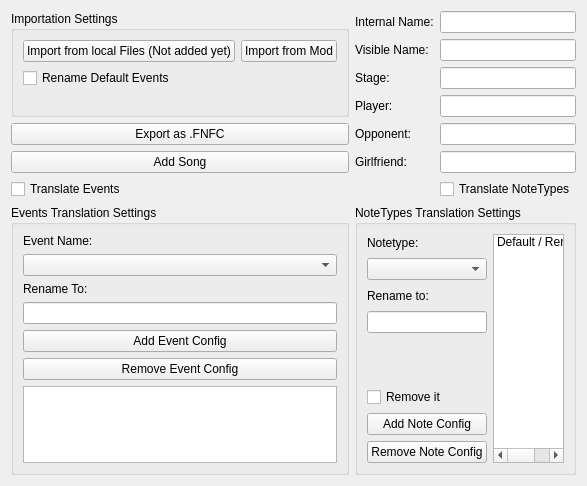
Old version of the form UI/mod_songs.ui in the repository Drawoon2/funkinTools.
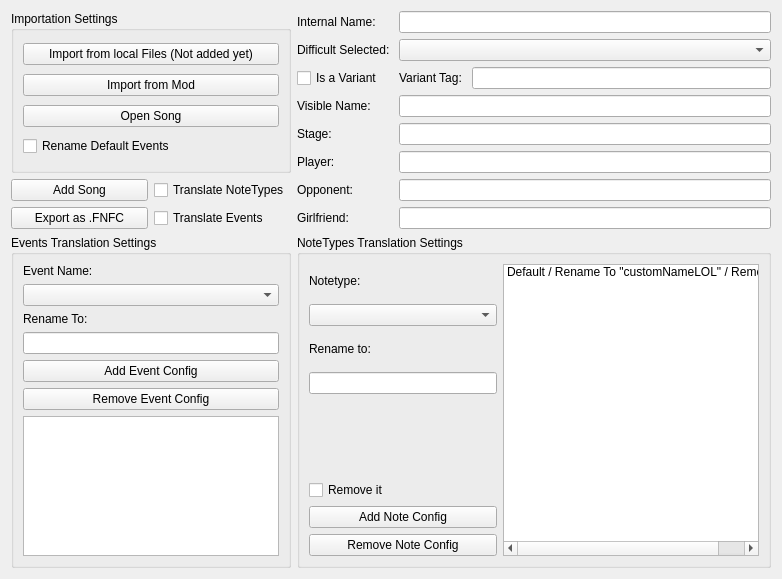
New version of the form.

Commit message: Starting Song / Chart UI

The edit to the form file:
```diff
--- a/UI/mod_songs.ui
+++ b/UI/mod_songs.ui
@@ -6,36 +6,92 @@
    <rect>
     <x>0</x>
     <y>0</y>
-    <width>582</width>
-    <height>486</height>
+    <width>782</width>
+    <height>579</height>
    </rect>
   </property>
   <property name="windowTitle">
    <string>Songs / Chart Tool</string>
   </property>
   <layout class="QGridLayout" name="gridLayout">
-   <item row="5" column="1">
-    <widget class="QLabel" name="label_6">
+   <item row="7" column="2">
+    <widget class="QLabel" name="opponent_label">
+     <property name="text">
+      <string>Opponent:</string>
+     </property>
+     <property name="buddy">
+      <cstring>opponent_input</cstring>
+     </property>
+    </widget>
+   </item>
+   <item row="8" column="2">
+    <widget class="QLabel" name="gf_label">
      <property name="text">
       <string>Girlfriend:</string>
      </property>
     </widget>
    </item>
-   <item row="5" column="2">
-    <widget class="QLineEdit" name="lineEdit_6"/>
+   <item row="8" column="3" colspan="2">
+    <widget class="QLineEdit" name="gf_input"/>
    </item>
-   <item row="7" column="1" colspan="2">
-    <widget class="QGroupBox" name="groupBox_2">
+   <item row="6" column="2">
+    <widget class="QLabel" name="player_label">
+     <property name="text">
+      <string>Player:</string>
+     </property>
+     <property name="buddy">
+      <cstring>player_input</cstring>
+     </property>
+    </widget>
+   </item>
+   <item row="1" column="0" rowspan="6" colspan="2">
+    <widget class="QGroupBox" name="import_group">
+     <property name="title">
+      <string>Importation Settings</string>
+     </property>
+     <layout class="QGridLayout" name="gridLayout_3">
+      <item row="0" column="0">
+       <widget class="QPushButton" name="importlocal_button">
+        <property name="text">
+         <string>Import from local Files (Not added yet)</string>
+        </property>
+       </widget>
+      </item>
+      <item row="1" column="0">
+       <widget class="QPushButton" name="import_button">
+        <property name="text">
+         <string>Import from Mod</string>
+        </property>
+       </widget>
+      </item>
+      <item row="3" column="0">
+       <widget class="QCheckBox" name="renamedefault_check">
+        <property name="whatsThis">
+         <string>&lt;html&gt;&lt;head/&gt;&lt;body&gt;&lt;p&gt;If true change the name to a managable format for the tool to try to make the event compatible with the rest of engines&lt;/p&gt;&lt;/body&gt;&lt;/html&gt;</string>
+        </property>
+        <property name="text">
+         <string>Rename Default Events</string>
+        </property>
+       </widget>
+      </item>
+      <item row="2" column="0">
+       <widget class="QPushButton" name="open_button">
+        <property name="text">
+         <string>Open Song</string>
+        </property>
+       </widget>
+      </item>
+     </layout>
+    </widget>
+   </item>
+   <item row="10" column="2" colspan="3">
+    <widget class="QGroupBox" name="notetypes_group">
      <property name="title">
       <string>NoteTypes Translation Settings</string>
      </property>
      <layout class="QGridLayout" name="gridLayout_2">
-      <item row="0" column="0">
-       <widget class="QLabel" name="label_7">
-        <property name="text">
-         <string>Notetype:</string>
-        </property>
-       </widget>
+      <item row="1" column="0">
+       <widget class="QComboBox" name="note_name_combobox"/>
       </item>
       <item row="7" column="0">
        <widget class="QPushButton" name="pushButton_5">
@@ -44,6 +100,23 @@
         </property>
        </widget>
       </item>
+      <item row="2" column="0">
+       <widget class="QLabel" name="note_rename_label">
+        <property name="text">
+         <string>Rename to:</string>
+        </property>
+        <property name="buddy">
+         <cstring>note_rename_input</cstring>
+        </property>
+       </widget>
+      </item>
+      <item row="3" column="0">
+       <widget class="QLineEdit" name="note_rename_input">
+        <property name="alignment">
+         <set>Qt::AlignmentFlag::AlignLeading|Qt::AlignmentFlag::AlignLeft|Qt::AlignmentFlag::AlignTop</set>
+        </property>
+       </widget>
+      </item>
       <item row="8" column="0">
        <widget class="QPushButton" name="pushButton_6">
         <property name="text">
@@ -51,17 +124,13 @@
         </property>
        </widget>
       </item>
-      <item row="6" column="0">
-       <widget class="QCheckBox" name="checkBox_3">
+      <item row="0" column="0">
+       <widget class="QLabel" name="note_name_label">
         <property name="text">
-         <string>Remove it</string>
+         <string>Notetype:</string>
         </property>
-       </widget>
-      </item>
-      <item row="2" column="0">
-       <widget class="QLabel" name="label_8">
-        <property name="text">
-         <string>Rename to:</string>
+        <property name="buddy">
+         <cstring>note_name_combobox</cstring>
         </property>
        </widget>
       </item>
@@ -74,73 +143,107 @@
         </item>
        </widget>
       </item>
-      <item row="1" column="0">
-       <widget class="QComboBox" name="comboBox"/>
-      </item>
-      <item row="3" column="0">
-       <widget class="QLineEdit" name="lineEdit_7">
-        <property name="alignment">
-         <set>Qt::AlignmentFlag::AlignLeading|Qt::AlignmentFlag::AlignLeft|Qt::AlignmentFlag::AlignTop</set>
+      <item row="6" column="0">
+       <widget class="QCheckBox" name="note_remove_check">
+        <property name="text">
+         <string>Remove it</string>
         </property>
        </widget>
       </item>
      </layout>
     </widget>
    </item>
-   <item row="4" column="0">
-    <widget class="QPushButton" name="pushButton_4">
+   <item row="7" column="3" colspan="2">
+    <widget class="QLineEdit" name="opponent_input"/>
+   </item>
+   <item row="4" column="3" colspan="2">
+    <widget class="QLineEdit" name="name_input"/>
+   </item>
+   <item row="8" column="0">
+    <widget class="QPushButton" name="exportfnfc_button">
      <property name="text">
       <string>Export as .FNFC</string>
      </property>
     </widget>
    </item>
-   <item row="0" column="1">
-    <widget class="QLabel" name="label">
+   <item row="7" column="1">
+    <widget class="QCheckBox" name="translatenotes_check">
      <property name="text">
-      <string>Internal Name:</string>
+      <string>Translate NoteTypes</string>
      </property>
     </widget>
    </item>
-   <item row="1" column="1">
-    <widget class="QLabel" name="label_2">
-     <property name="text">
-      <string>Visible Name:</string>
-     </property>
-    </widget>
-   </item>
-   <item row="5" column="0">
-    <widget class="QPushButton" name="pushButton_3">
+   <item row="7" column="0">
+    <widget class="QPushButton" name="addsong_button">
      <property name="text">
       <string>Add Song</string>
      </property>
     </widget>
    </item>
-   <item row="2" column="1">
-    <widget class="QLabel" name="label_3">
+   <item row="4" column="2">
+    <widget class="QLabel" name="name_label">
      <property name="text">
-      <string>Stage:</string>
+      <string>Visible Name:</string>
+     </property>
+     <property name="buddy">
+      <cstring>name_input</cstring>
      </property>
     </widget>
    </item>
-   <item row="6" column="0">
-    <widget class="QCheckBox" name="checkBox">
+   <item row="8" column="1">
+    <widget class="QCheckBox" name="translateevents_check">
      <property name="text">
       <string>Translate Events</string>
      </property>
     </widget>
    </item>
+   <item row="3" column="4">
+    <widget class="QLineEdit" name="variant_input"/>
+   </item>
+   <item row="3" column="3">
+    <widget class="QLabel" name="variants_label">
+     <property name="whatsThis">
+      <string>&lt;html&gt;&lt;head/&gt;&lt;body&gt;&lt;p&gt;This more for Vslice&lt;/p&gt;&lt;/body&gt;&lt;/html&gt;</string>
+     </property>
+     <property name="text">
+      <string>Variant Tag: </string>
+     </property>
+     <property name="buddy">
+      <cstring>variant_input</cstring>
+     </property>
+    </widget>
+   </item>
+   <item row="3" column="2">
+    <widget class="QCheckBox" name="isvariant_check">
+     <property name="whatsThis">
+      <string>&lt;html&gt;&lt;head/&gt;&lt;body&gt;&lt;p&gt;If CHECKED&lt;/p&gt;&lt;p&gt;-In vslice will have separate his data  (Something like the erect variants)&lt;/p&gt;&lt;p&gt;-In Codename will have separate voices files&lt;/p&gt;&lt;p&gt;-In Psych will separate the chart in other folder&lt;/p&gt;&lt;/body&gt;&lt;/html&gt;</string>
+     </property>
+     <property name="text">
+      <string>Is a Variant</string>
+     </property>
+    </widget>
+   </item>
    <item row="2" column="2">
-    <widget class="QLineEdit" name="lineEdit_3"/>
-   </item>
-   <item row="6" column="2">
-    <widget class="QCheckBox" name="checkBox_2">
+    <widget class="QLabel" name="diff_label">
      <property name="text">
-      <string>Translate NoteTypes</string>
+      <string>Difficult Selected: </string>
+     </property>
+     <property name="buddy">
+      <cstring>diff_combobox</cstring>
      </property>
     </widget>
    </item>
-   <item row="7" column="0">
-    <widget class="QGroupBox" name="groupBox">
+   <item row="1" column="3" colspan="2">
+    <widget class="QLineEdit" name="internalname_input"/>
+   </item>
+   <item row="6" column="3" colspan="2">
+    <widget class="QLineEdit" name="player_input"/>
+   </item>
+   <item row="5" column="3" colspan="2">
+    <widget class="QLineEdit" name="stage_input"/>
+   </item>
+   <item row="10" column="0" colspan="2">
+    <widget class="QGroupBox" name="events_group">
      <property name="title">
       <string>Events Translation Settings</string>
      </property>
@@ -185,62 +288,26 @@
      </layout>
     </widget>
    </item>
-   <item row="4" column="2">
-    <widget class="QLineEdit" name="lineEdit_5"/>
-   </item>
-   <item row="3" column="2">
-    <widget class="QLineEdit" name="lineEdit_4"/>
-   </item>
-   <item row="0" column="2">
-    <widget class="QLineEdit" name="lineEdit"/>
-   </item>
-   <item row="3" column="1">
-    <widget class="QLabel" name="label_4">
-     <property name="text">
-      <string>Player:</string>
-     </property>
-    </widget>
-   </item>
    <item row="1" column="2">
-    <widget class="QLineEdit" name="lineEdit_2"/>
-   </item>
-   <item row="0" column="0" rowspan="4">
-    <widget class="QGroupBox" name="groupBox_3">
-     <property name="title">
-      <string>Importation Settings</string>
+    <widget class="QLabel" name="internalname_label">
+     <property name="text">
+      <string>Internal Name:</string>
      </property>
-     <layout class="QFormLayout" name="formLayout">
-      <item row="0" column="0">
-       <widget class="QPushButton" name="pushButton_2">
-        <property name="text">
-         <string>Import from local Files (Not added yet)</string>
-        </property>
-       </widget>
-      </item>
-      <item row="0" column="1">
-       <widget class="QPushButton" name="pushButton">
-        <property name="text">
-         <string>Import from Mod</string>
-        </property>
-       </widget>
-      </item>
-      <item row="1" column="0">
-       <widget class="QCheckBox" name="checkBox_4">
-        <property name="whatsThis">
-         <string>&lt;html&gt;&lt;head/&gt;&lt;body&gt;&lt;p&gt;If true change the name to a managable format for the tool to make the event compatible with the rest of engines&lt;/p&gt;&lt;/body&gt;&lt;/html&gt;</string>
-        </property>
-        <property name="text">
-         <string>Rename Default Events</string>
-        </property>
-       </widget>
-      </item>
-     </layout>
+     <property name="buddy">
+      <cstring>internalname_input</cstring>
+     </property>
     </widget>
    </item>
-   <item row="4" column="1">
-    <widget class="QLabel" name="label_5">
+   <item row="2" column="3" colspan="2">
+    <widget class="QComboBox" name="diff_combobox"/>
+   </item>
+   <item row="5" column="2">
+    <widget class="QLabel" name="stage_label">
      <property name="text">
-      <string>Opponent:</string>
+      <string>Stage:</string>
+     </property>
+     <property name="buddy">
+      <cstring>stage_input</cstring>
      </property>
     </widget>
    </item>
```
Left out of the diff: 29 changed lines with no effect on the pictures. The commit also changes 33 other files.
